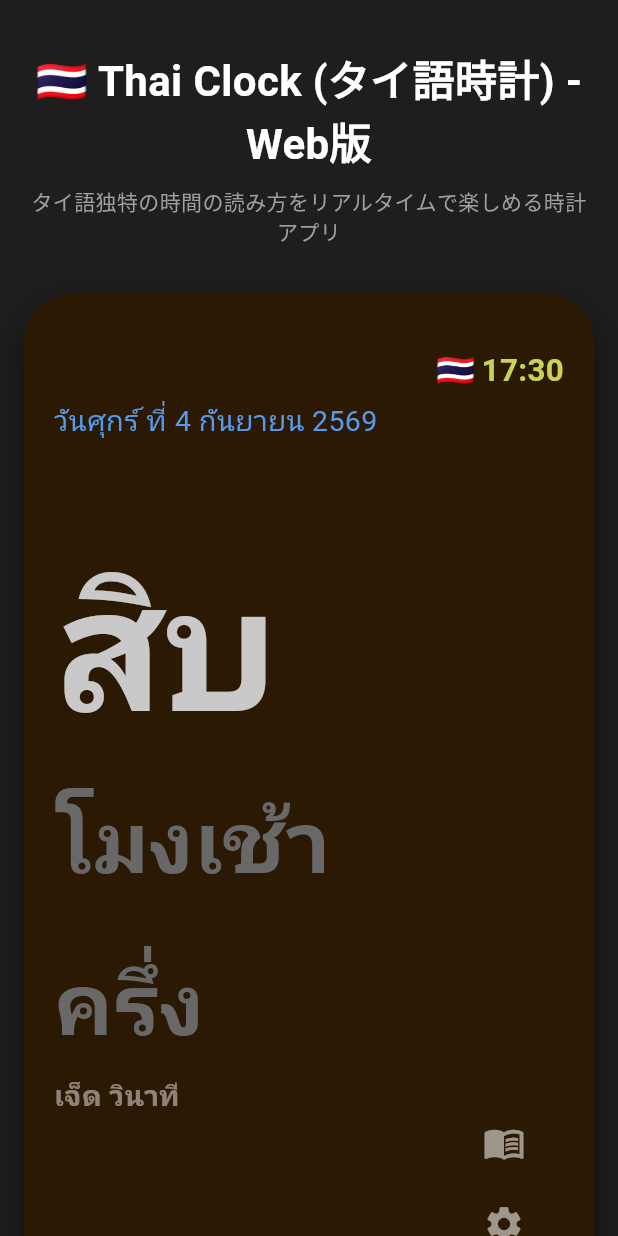
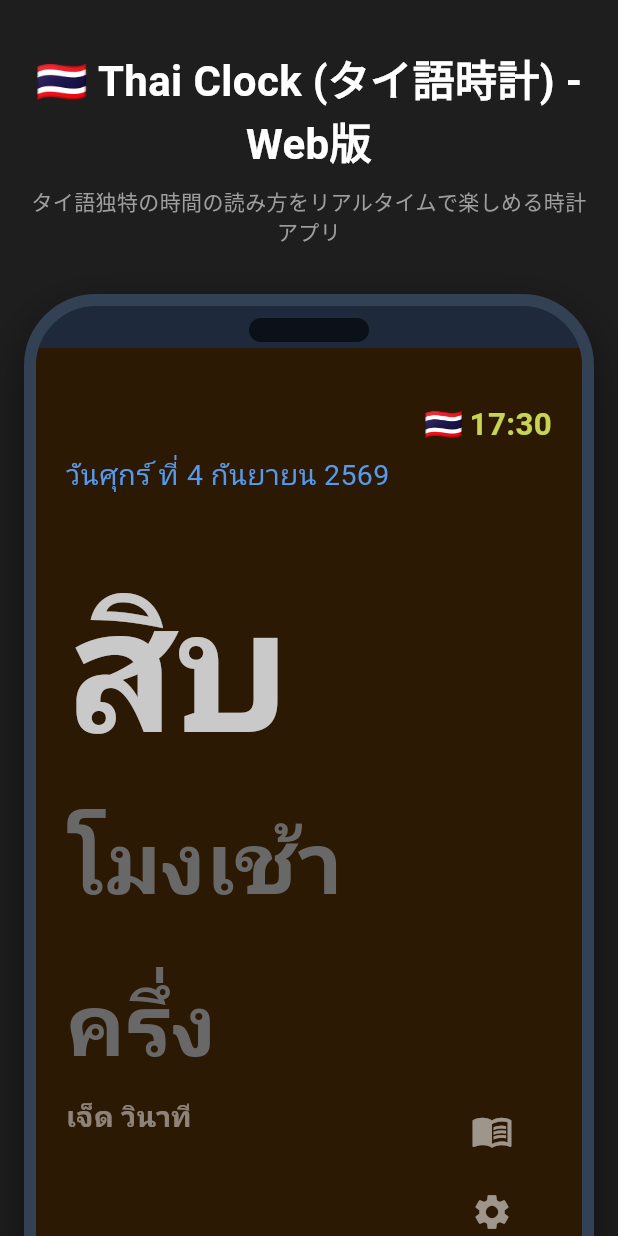
Before and after one commit to nsquaredtokyo-k/thaiclock-web, a Flutter app: the screen it shows after launch, on a phone screen of 412 x 824 dp. Run offline on Flutter 3.47's test engine with Material 3 defaults, Android fonts, the phone set to English and light mode, and no system bars; our stand-ins replace google_fonts; Roboto replaces fonts that are missing (Sarabun).

Commit message:
Add phone frame style to web layout

```diff
--- a/lib/main.dart
+++ b/lib/main.dart
@@ -163,7 +163,7 @@ class _ThaiClockHomeScreenState extends State<ThaiClockHomeScreen> {
     super.initState();
 
     // 1秒ごとに画面を新しくするタイマー
-// 1秒ごとに画面を更新するタイマー
+
     _timer = Timer.periodic(const Duration(seconds: 1), (timer) {
       setState(() {
         _now = DateTime.now();
@@ -425,7 +425,7 @@ class _ThaiClockHomeScreenState extends State<ThaiClockHomeScreen> {
                   Navigator.pop(context);
                   // ご自身の GitHub ページの URL に書き換えてね！
                   _launchURL(
-                      'https://github.com/ku2022kaplya-sketch/thaiclock');
+                      'https://nsquaredtokyo-k.github.io/thaiclock-web/');
                 },
               ),
 
@@ -499,20 +499,48 @@ class _ThaiClockHomeScreenState extends State<ThaiClockHomeScreen> {
                         width: isWide ? 380 : double.infinity,
                         height: 680,
                         decoration: BoxDecoration(
-                          color:
-                              const Color.fromARGB(255, 43, 25, 4), // 従来の時計背景色
-                          borderRadius: BorderRadius.circular(32),
+                          color: const Color(0xFF1E293B), // スマホの外枠（ダークグレー）
+                          borderRadius: BorderRadius.circular(48), // スマホらしい丸み
+                          border: Border.all(
+                            color: const Color(0xFF334155), // スマホの縁フレーム
+                            width: 8,
+                          ),
                           boxShadow: [
                             BoxShadow(
                               color: Colors.black.withValues(alpha: 0.5),
-                              blurRadius: 20,
-                              offset: const Offset(0, 10),
+                              blurRadius: 25,
+                              offset: const Offset(0, 12),
                             ),
                           ],
                         ),
-                        clipBehavior: Clip.hardEdge,
-                        padding: const EdgeInsets.all(20.0),
-                        child: _buildClockContent(context), // 時計の中身を呼び出し
+                        child: ClipRRect(
+                          borderRadius: BorderRadius.circular(40), // 液晶画面の角丸
+                          child: Column(
+                            children: [
+                              // スマホ上部のスピーカー（ノッチ風）
+                              Container(
+                                width: 80,
+                                height: 16,
+                                margin:
+                                    const EdgeInsets.only(top: 8, bottom: 4),
+                                decoration: BoxDecoration(
+                                  color: Colors.black.withValues(alpha: 0.6),
+                                  borderRadius: BorderRadius.circular(10),
+                                ),
+                              ),
+                              // 液晶画面エリア（従来の時計表示）
+                              Expanded(
+                                child: Container(
+                                  color: const Color.fromARGB(
+                                      255, 43, 25, 4), // 従来の時計背景色
+                                  padding: const EdgeInsets.all(20.0),
+                                  child:
+                                      _buildClockContent(context), // 時計の中身を呼び出し
+                                ),
+                              ),
+                            ],
+                          ),
+                        ),
                       );
 
                       // 👉 右側：簡単な説明テキスト
@@ -629,8 +657,16 @@ class _ThaiClockHomeScreenState extends State<ThaiClockHomeScreen> {
                       ),
                       const Text(' | ', style: TextStyle(color: Colors.grey)),
                       TextButton(
-                        onPressed: () {
-                          // フィードバックフォームなどのURLへ飛ばせるよ！
+                        onPressed: () async {
+                          final url =
+                              Uri.parse('https://forms.gle/gg1ynzueiQQTfhz8A');
+                          if (await canLaunchUrl(url)) {
+                            await launchUrl(
+                              url,
+                              mode:
+                                  LaunchMode.externalApplication, // ブラウザアプリ等で開く
+                            );
+                          }
                         },
                         child: const Text('フィードバック',
                             style: TextStyle(color: Colors.grey)),
```
Also changed, not shown: pubspec.lock, 3 other files.
